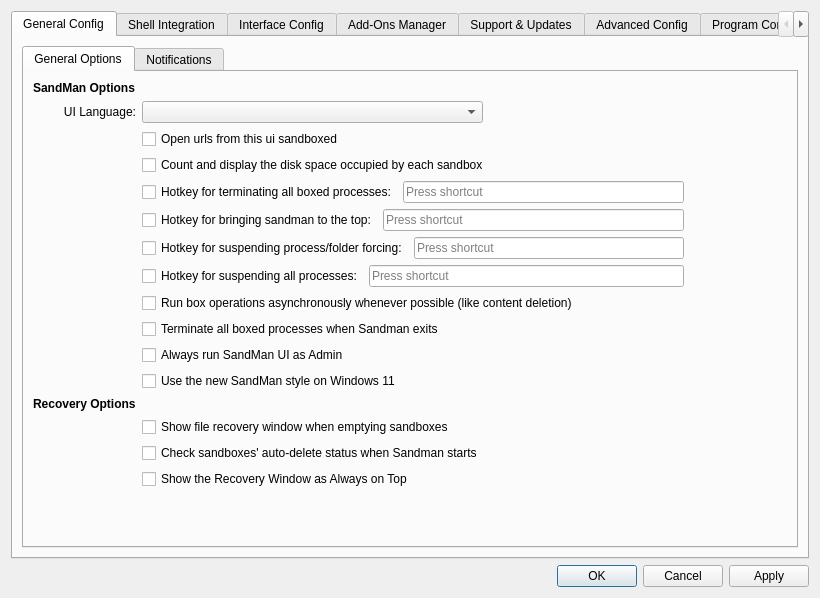
Old version of the form SandboxiePlus/SandMan/Forms/SettingsWindow.ui in the repository sandboxie-plus/Sandboxie.
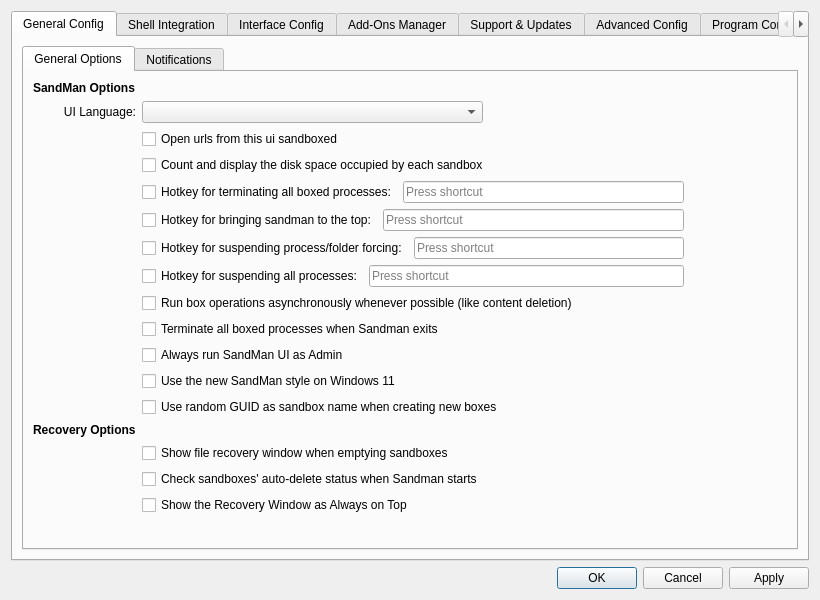
New version of the form. The open tabs and pages were chosen to show the change. Icons and pictures are not drawn.

Commit message:
添加随机 GUID 选项以创建新沙箱
在 `SettingsWindow.ui` 中添加复选框 `chkRandomGuidName`，允许用户选择在创建新沙箱时使用随机的 GUID 作为名称。更新了相关布局以适应新控件。

在 `SettingsWindow.cpp` 中连接复选框的状态变化信号，并在 `LoadSettings()` 和 `SaveSettings()` 中实现状态的读取和保存。

在 `NewBoxWizard.cpp` 中引入布尔变量 `m_bUseRandomName`，根据该变量的值修改沙箱名称生成逻辑，支持随机名称或用户自定义名称。

在 `NewBoxWizard.h` 中添加成员变量 `m_pAlias`，用于存储用户输入的别名。

Patch:
```diff
--- a/SandboxiePlus/SandMan/Forms/SettingsWindow.ui
+++ b/SandboxiePlus/SandMan/Forms/SettingsWindow.ui
@@ -65,7 +65,14 @@
              <string>General Options</string>
             </attribute>
             <layout class="QGridLayout" name="gridLayout_8">
-             <item row="14" column="3">
+             <item row="12" column="1" colspan="2">
+              <widget class="QCheckBox" name="chkRandomGuidName">
+               <property name="text">
+                <string>Use random GUID as sandbox name when creating new boxes</string>
+               </property>
+              </widget>
+             </item>
+             <item row="15" column="3">
               <spacer name="horizontalSpacer_14">
                <property name="orientation">
                 <enum>Qt::Orientation::Horizontal</enum>
@@ -78,7 +85,7 @@
                </property>
               </spacer>
              </item>
-             <item row="14" column="1">
+             <item row="15" column="1">
               <spacer name="verticalSpacer_4">
                <property name="orientation">
                 <enum>Qt::Orientation::Vertical</enum>
@@ -91,7 +98,7 @@
                </property>
               </spacer>
              </item>
-             <item row="14" column="2">
+             <item row="15" column="2">
               <spacer name="horizontalSpacer_8">
                <property name="orientation">
                 <enum>Qt::Orientation::Horizontal</enum>
@@ -155,7 +162,7 @@
                </property>
               </widget>
              </item>
-             <item row="13" column="1">
+             <item row="14" column="1">
               <layout class="QVBoxLayout" name="verticalLayout_3">
                <property name="bottomMargin">
                 <number>0</number>
@@ -183,7 +190,7 @@
                </item>
               </layout>
              </item>
-             <item row="12" column="0">
+             <item row="13" column="0">
               <widget class="QLabel" name="lblRecovery">
                <property name="font">
                 <font>
```
Left out of the diff: 1 changed line with no effect on the pictures. The commit also changes 3 other files.
